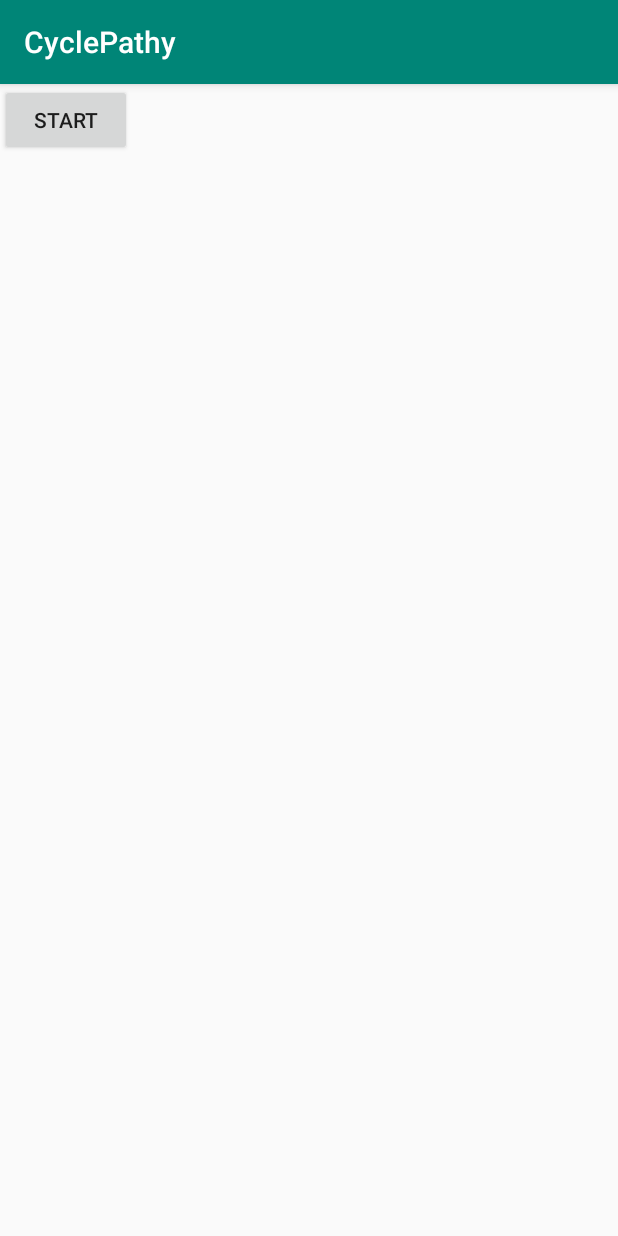
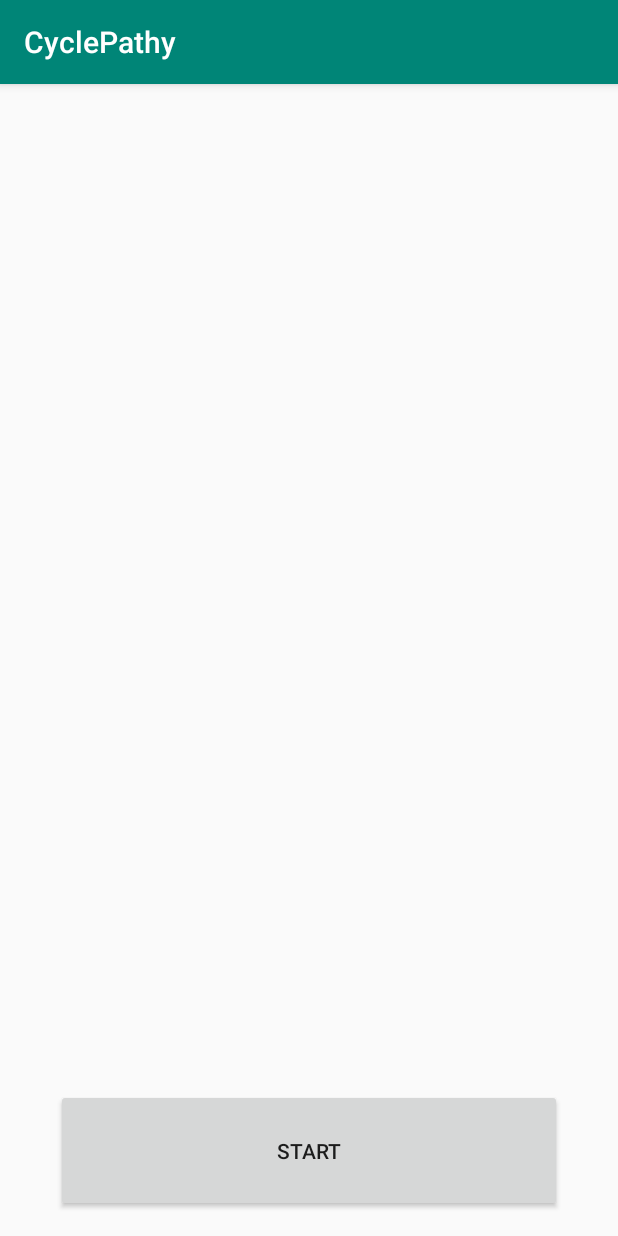
Before and after one commit to ttevhide/MobileHCI, an Android app: the screen it shows after launch (MainActivity), on a phone screen of 412 x 824 dp. Run offline under Robolectric (Android 15) with nearby library versions, the phone set to English and light mode, and no system bars.

Commit message:
Start button in place.

```diff
--- a/app/src/main/res/layout/activity_main.xml
+++ b/app/src/main/res/layout/activity_main.xml
@@ -8,9 +8,16 @@
 
     <Button
         android:id="@+id/button"
-        android:layout_width="wrap_content"
-        android:layout_height="wrap_content"
+        android:layout_width="337dp"
+        android:layout_height="82dp"
+        android:layout_marginStart="32dp"
+        android:layout_marginLeft="32dp"
+        android:layout_marginEnd="32dp"
+        android:layout_marginRight="32dp"
+        android:layout_marginBottom="16dp"
         android:text="START"
-        tools:layout_editor_absoluteX="161dp"
-        tools:layout_editor_absoluteY="262dp" />
+        app:layout_constraintBottom_toBottomOf="parent"
+        app:layout_constraintEnd_toEndOf="parent"
+        app:layout_constraintHorizontal_bias="0.496"
+        app:layout_constraintStart_toStartOf="parent" />
 </android.support.constraint.ConstraintLayout>
```
